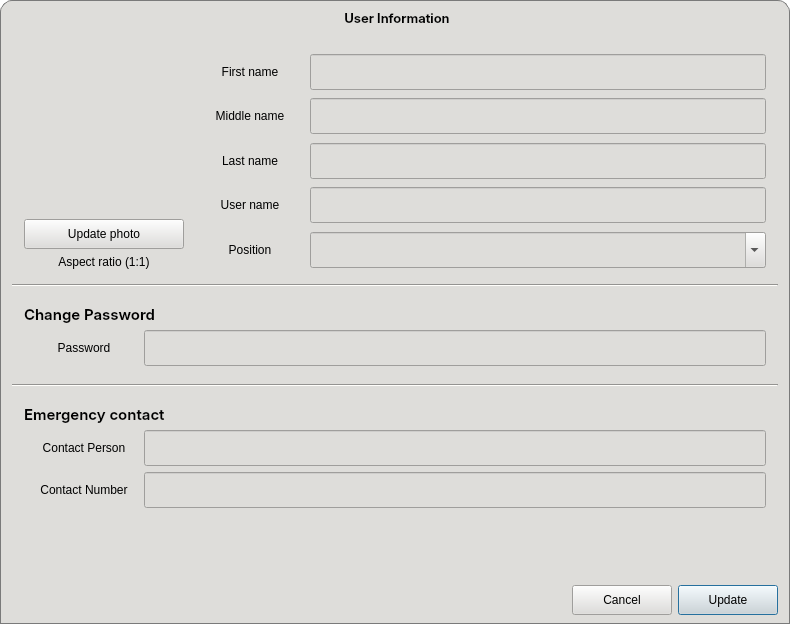
This is CAI_PyQt/CAI_Admin/UI/FormEditUser.ui in CPG19040/CPG19040 as Qt 5 draws it before an edit. The edited form follows.
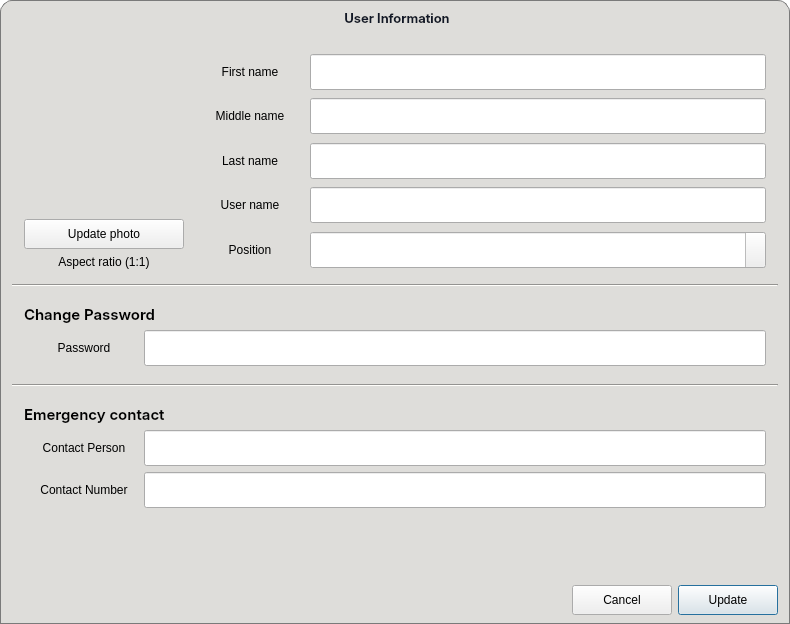
This is the edited form. Icons and pictures are not drawn.

What changed in the file:
```diff
--- a/CAI_PyQt/CAI_Admin/UI/FormEditUser.ui
+++ b/CAI_PyQt/CAI_Admin/UI/FormEditUser.ui
@@ -27,13 +27,228 @@
   </property>
   <property name="styleSheet">
    <string notr="true">* {
-	background-color: rgb(222, 221, 218); 
-	color: black;
-	font: 10pt &quot;Inter&quot;;
+    color: black;
+    font: 10pt &quot;Inter&quot;;
 }
 
-#EditUserDialog {
-	background: transparent;
+QDialog {
+    background: transparent;
+}
+
+
+#frame_header {
+    background-color: #deddda;
+    border-top-left-radius: 12px;
+    border-top-right-radius: 12px;
+    border: 1px solid #7a7a7a;
+    border-bottom: none;
+}
+
+#label_windowTitle {
+    background: transparent;
+    font: 10pt &quot;Inter SemiBold&quot;;
+    color: #111827;
+}
+
+#widget_window_buttons {
+    background: transparent;
+}
+
+#btnMinimize {
+    border-radius: 12px;
+    background-color: transparent;
+}
+
+#btnMinimize:hover {
+    background-color: #f8e45c;
+}
+
+#btnClose {
+    border-radius: 12px;
+    background-color: transparent;
+}
+
+#btnClose:hover {
+    background-color: #f66151;
+}
+
+
+#widget_body {
+    background-color: #deddda;
+    border: 1px solid #7a7a7a;
+    border-top: none;
+}
+
+
+*[class=&quot;input-field&quot;] {
+    background-color: transparent;
+}
+
+*[class=&quot;input-field&quot;] QLineEdit {
+    background-color: #ffffff;
+    border: 1px solid #999;
+    border-left: none;
+    border-top-right-radius: 18px;
+    border-bottom-right-radius: 18px;
+    padding: 0px 8px;
+    color: #1f2937;
+}
+
+QLineEdit:focus {
+    border: 1px solid #2563eb;
+}
+
+QLineEdit:hover {
+    border: 1px solid #3b82f6;
+}
+
+*[class=&quot;input-field&quot;] QLineEdit:disabled {
+    background-color: #f3f4f6;
+    border: none;
+    color: #999;
+}
+
+*[class=&quot;input-field&quot;] QLabel {
+    background-color: #d2d2d2;
+    border-left: 1px solid #999;
+    border-top: 1px solid #999;
+    border-bottom: 1px solid #999;
+    border-right: none;
+    border-top-left-radius: 18px;
+    border-bottom-left-radius: 18px;
+    padding-left: 8px;
+    color: #000000;
+}
+
+*[class=&quot;input-field&quot;] QLabel:disabled {
+    color: #999;
+    border: none;
+}
+
+
+
+*[class=&quot;input-field&quot;] QComboBox {
+    border: 1px solid #999;
+    border-left: none;
+    padding: 0px 10px;
+    background-color: #ffffff;
+    color: #1f2937;
+    font: 10pt &quot;Inter Medium&quot;;
+    selection-background-color: #bfdbfe;
+    border-top-right-radius: 18px;
+    border-bottom-right-radius: 18px;
+}
+
+QComboBox:focus {
+    border: 1px solid #2563eb;
+}
+
+QComboBox:hover {
+    border: 1px solid #3b82f6;
+}
+
+QComboBox::drop-down {
+    subcontrol-origin: padding;
+    subcontrol-position: top right;
+    width: 30px;
+    border-left-width: 0px;
+    border-top-right-radius: 15px;
+    border-bottom-right-radius: 15px;
+}
+
+QComboBox::down-arrow {
+    image: url(:/Images/Images/caret-down.png);
+    border: none;
+    width: 8px;
+    height: 8px;
+}
+
+QComboBox QAbstractItemView {
+    background-color: #ffffff !important;
+    border: 1px solid #999;
+    selection-background-color: #bfdbfe;
+    selection-color: #111827;
+    outline: 0;
+}
+
+QComboBox QAbstractItemView::item {
+    padding: 0px 15px;
+    border-radius: 4px;
+    color: #1f2937;
+}
+
+QComboBox QAbstractItemView::item:hover {
+    background-color: #bfdbfe;
+    color: #111827;
+}
+
+QComboBox:disabled {
+    background-color: #f3f4f6;
+    border: none;
+    color: #999;
+}
+
+QComboBox::drop-down:disabled {
+    border-top-right-radius: 15px;
+    border-bottom-right-radius: 15px;
+    background-color: transparent;
+}
+
+QComboBox::down-arrow:disabled {
+    image: url(:/Images/Images/caret-down-disabled.png);
+}
+
+
+
+QPushButton[class=&quot;button-green&quot;] {
+    border: 1px solid #0a5128;
+    border-radius: 15px;
+    padding: 0px 10px 0px;
+    background: qlineargradient(x1:0, y1:0, x2:0, y2:1, stop:0 #1ebd5d, stop:1 #107f3f);
+    color: #FFF;
+    font: 10pt &quot;Inter SemiBold&quot;;
+}
+
+QPushButton[class=&quot;button-green&quot;]:hover {
+    background: qlineargradient(x1:0, y1:0, x2:0, y2:1, stop:0 #2ecc71, stop:1 #27AE60);
+}
+
+QPushButton[class=&quot;button-green&quot;]:pressed {
+    background: qlineargradient(x1:0, y1:0, x2:0, y2:1, stop:0 #0b572a, stop:1 #129046);
+}
+
+QPushButton[class=&quot;button-green&quot;]:disabled {
+    background: #A5D6A7;
+    color: #E8F5E9;
+    opacity: 0.6;
+}
+
+QPushButton[class=&quot;button-normal&quot;] {
+    color: #000000;
+    font: 10pt &quot;Inter&quot;;
+    border: 1px solid #9a9996;
+    border-radius: 15px;
+    background: qlineargradient(x1:0, y1:0, x2:0, y2:1, stop:0 #ffffff, stop:1 #d8ecf6);
+}
+
+QPushButton[class=&quot;button-normal&quot;]:hover {
+    background: qlineargradient(x1:0, y1:0, x2:0, y2:1, stop:0 #ffffff, stop:1 #f2f6f8);
+}
+
+QPushButton[class=&quot;button-normal&quot;]:pressed {
+    background: qlineargradient(x1:0, y1:0, x2:0, y2:1, stop:0 #dce5e9, stop:1 #ffffff);
+}
+
+QPushButton[class=&quot;button-normal&quot;]:disabled {
+    color: #aeaeae;
+    border: 1px solid #dcdcdc;
+    background: #f5f5f5;
+}
+
+
+#line_1,
+#line_2 {
+    background-color: #deddda;
 }</string>
   </property>
   <property name="modal">
@@ -73,13 +288,7 @@
       <bool>true</bool>
      </property>
      <property name="styleSheet">
-      <string notr="true">#frame_header {
-	background-color: #deddda;
-	border-top-left-radius: 12px;
-	border-top-right-radius: 12px;
-	border: 1px solid #7a7a7a;
-	border-bottom: none;
-}</string>
+      <string notr="true"/>
      </property>
      <property name="frameShape">
       <enum>QFrame::StyledPanel</enum>
@@ -148,9 +357,7 @@
          </font>
         </property>
         <property name="styleSheet">
-         <string notr="true">background: transparent;
-color: rgb(0, 0, 0);
-font: 10pt &quot;Inter SemiBold&quot;;</string>
+         <string notr="true"/>
         </property>
         <property name="text">
          <string>User Information</string>
@@ -175,9 +382,12 @@
          </size>
         </property>
         <property name="styleSheet">
-         <string notr="true">background: transparent;</string>
+         <string notr="true"/>
         </property>
         <layout class="QHBoxLayout" name="horizontalLayout_13">
+         <property name="spacing">
+          <number>0</number>
+         </property>
          <property name="leftMargin">
           <number>0</number>
          </property>
@@ -208,14 +418,7 @@
             <cursorShape>PointingHandCursor</cursorShape>
            </property>
            <property name="styleSheet">
-            <string notr="true">#btnMinimize {
-	border-radius: 12px;
-	background-color: transparent;
-}
-
-#btnMinimize:hover {
-	background-color: rgb(248, 228, 92);
-}</string>
+            <string notr="true"/>
            </property>
            <property name="text">
             <string/>
@@ -250,14 +453,7 @@
             <cursorShape>PointingHandCursor</cursorShape>
            </property>
            <property name="styleSheet">
-            <string notr="true">#btnClose {
-	border-radius: 12px;
-	background-color: transparent;
-}
-
-#btnClose:hover {
-	background-color: rgb(246, 97, 81);
-}</string>
+            <string notr="true"/>
            </property>
            <property name="text">
             <string/>
@@ -283,159 +479,7 @@
       </size>
      </property>
      <property name="styleSheet">
-      <string notr="true">#widget_body {
-	background-color: #deddda;
-	border: 1px solid #7a7a7a;
-	border-top: none;
-}
-
-#grp_info {
-	background-color: transparent;
-}
-
-QPushButton[class=&quot;button-green&quot;] {
-	border: 1px solid #0a5128;
-    border-radius: 15px;
-    padding: 0px 10px 0px;
-    background: qlineargradient(x1:0, y1:0, x2:0, y2:1, 
-                                stop:0 #1ebd5d, 
-                                stop:1 #107f3f);
-    color: #FFF;
-    font: 10pt &quot;Inter SemiBold&quot;;
-}
-
-QPushButton[class=&quot;button-green&quot;]:hover {
-    background: qlineargradient(x1:0, y1:0, x2:0, y2:1, 
-                                stop:0 #2ecc71, 
-                                stop:1 #27AE60);
-}
-
-QPushButton[class=&quot;button-green&quot;]:pressed {
-    background: qlineargradient(x1:0, y1:0, x2:0, y2:1, 
-                                stop:0 #0b572a, 
-                                stop:1 #129046); 
-}
-
-QPushButton[class=&quot;button-green&quot;]:disabled {
-    background: #A5D6A7;
-    color: #E8F5E9;
-    opacity: 0.6;
-}
-
-*[class=&quot;button-normal&quot;] {
-	font: 10pt &quot;Inter&quot;;
-	background: qlineargradient(x1:0, y1:0, x2:0, y2:1, 
-                                stop:0 #ffffff, 
-                                stop:1 #d8ecf6);
-	color: black;
-	border-radius: 15px;
-	border: 1px solid rgb(154, 153, 150);
-}
-
-*[class=&quot;button-normal&quot;]:hover {
-	background: qlineargradient(x1:0, y1:0, x2:0, y2:1, 
-                                stop:0 #ffffff, 
-                                stop:1 #f2f6f8);
-}
-
-*[class=&quot;button-normal&quot;]:pressed {
-    background: qlineargradient(x1:0, y1:0, x2:0, y2:1, 
-                                stop:0 #dce5e9, 
-                                stop:1 #ffffff);
-}
-
-*[class=&quot;button-normal&quot;]:disabled {
-	background: #f5f5f5;
-	border: 1px solid #dcdcdc;
-	color: #aeaeae;
-}
-
-/**[class=&quot;section-widget&quot;] {
-	background-color: #c0bfbc;
-	border-radius: 12px;
-}*/
-
-*[class=&quot;input-field&quot;] {
-	background-color: transparent;
-}
-
-*[class=&quot;input-field&quot;] QLineEdit {
-	background-color: #ffffff;
-	border: 1px solid #999;
-	border-left: none;
-	border-top-right-radius: 18px;
-	border-bottom-right-radius: 18px;
-	padding: 0px 8px;
-	color: black;
-}
-
-*[class=&quot;input-field&quot;] QLabel {
-	background-color: #d2d2d2;
-	border-left: 1px solid #999;
-	border-top: 1px solid #999;
-	border-bottom: 1px solid #999;
-	border-right: none;
-	border-top-left-radius: 18px;
-	border-bottom-left-radius: 18px;
-	padding-left: 8px;
-	color: black;
-}
-
-*[class=&quot;input-field&quot;] QComboBox {
-	background-color: #FFF;
-	border: 1px solid #999;
-	border-left: none;
-	border-top-right-radius: 18px;
-	border-bottom-right-radius: 18px;
-	padding-left: 8px;
-	color: black;
-}
-
-*[class=&quot;input-field&quot;] QComboBox:focus {
-	border: 1px solid #007BFF;
-}
-
-*[class=&quot;input-field&quot;] QLineEdit:hover,
-*[class=&quot;input-field&quot;] QComboBox:hover {
-    border: 1px solid #3498db;
-}
-
-*[class=&quot;input-field&quot;] QComboBox::drop-down {
-    subcontrol-origin: padding;
-    subcontrol-position: top right;
-    width: 30px;
-    border-left-width: 0px;
-    /* Match the 15px border-radius of the main control */
-    border-top-right-radius: 15px;
-    border-bottom-right-radius: 15px;
-}
-
-*[class=&quot;input-field&quot;] QComboBox::down-arrow {
-    image: url(:/Images/Images/caret-down.png);
-    border: none;
-    width: 8px;
-    height: 8px;
-}
-
-*[class=&quot;input-field&quot;] QComboBox QAbstractItemView {
-    background-color: white !important;
-    border: 1px solid #999;
-    selection-background-color: #7eb4d7;
-    selection-color: #ffffff;
-    outline: 0; /* Removes the ugly dotted focus border */
-}
-
-*[class=&quot;input-field&quot;] QComboBox QAbstractItemView::item {
-    padding: 0px 15px;
-    border-radius: 4px;
-    color: #333333;
-}
-
-/* Hover state for items inside the dropdown */
-QComboBox QAbstractItemView::item:hover {
-    background-color: #7eb4d7;
-    color: #ffffff;
-}</string>
+      <string notr="true"/>
      </property>
      <layout class="QVBoxLayout" name="verticalLayout_5">
       <property name="spacing">
@@ -471,9 +515,7 @@
          <item>
           <widget class="QWidget" name="widget_3" native="true">
            <property name="styleSheet">
-            <string notr="true">#widget_3, QLabel {
-	background: transparent;
-}</string>
+            <string notr="true"/>
            </property>
            <layout class="QVBoxLayout" name="verticalLayout_2">
             <property name="leftMargin">
@@ -907,7 +949,7 @@
        </widget>
       </item>
       <item>
-       <widget class="Line" name="line">
+       <widget class="Line" name="line_1">
         <property name="orientation">
          <enum>Qt::Horizontal</enum>
         </property>
```
